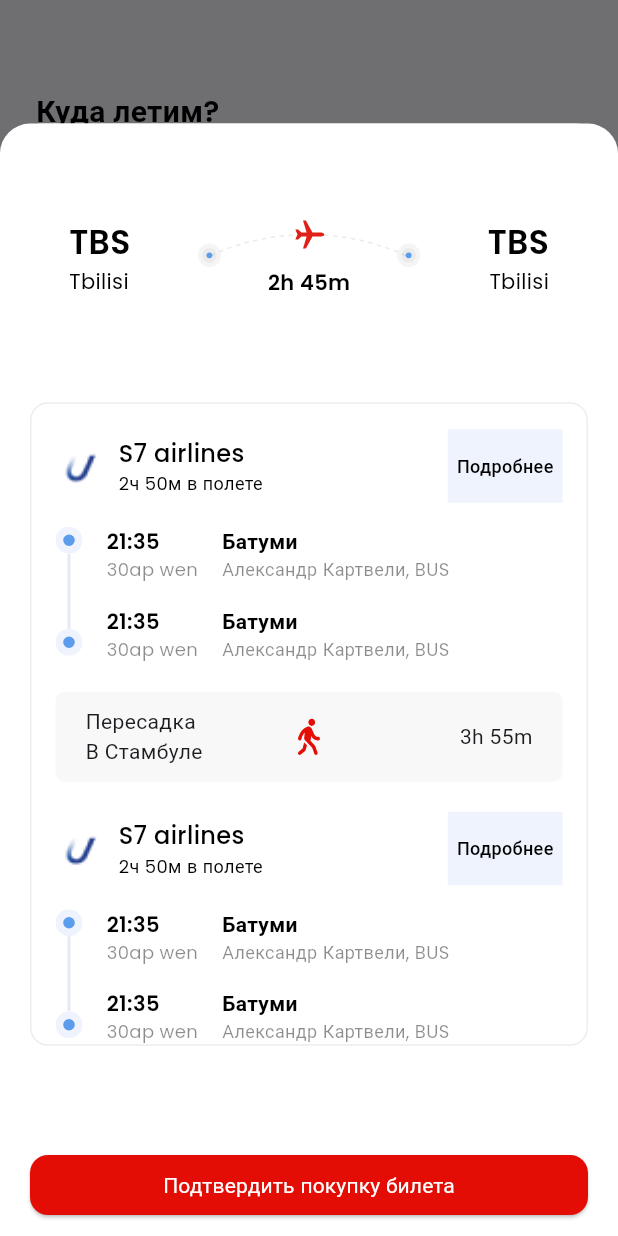
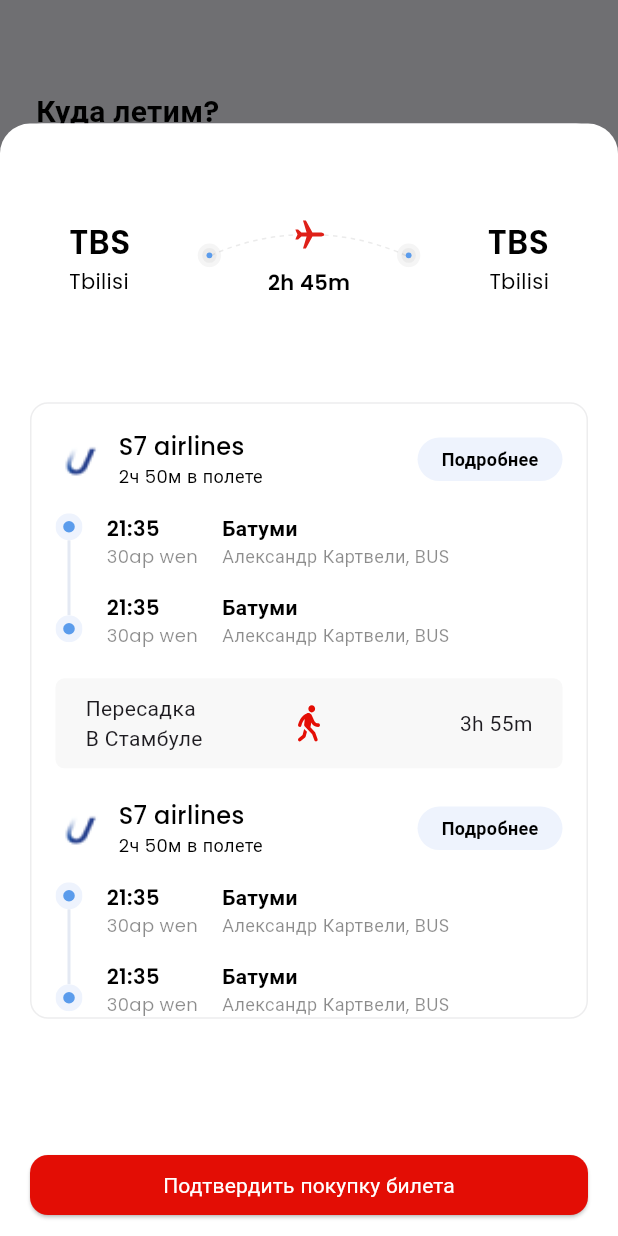
Before and after one commit to forswow/Frifri-2-, a Flutter app: the TicketsSearchResultScreen screen opened directly, after a tap on "Utair", on a phone screen of 412 x 824 dp. Run offline on Flutter 3.47's test engine with Material 3 defaults, Android fonts, the phone set to English and light mode, and no system bars; our stand-ins replace dio, equatable, flutter_bloc, flutter_dotenv, flutter_svg, go_router and 3 more; accounts and stored records are empty; generated files the repository leaves out were written again.

Commit message:
Фикс вёрстки, скруглений

```diff
--- a/lib/src/feature/buy_ticket/presentation/modals/ticket_modal/path_info_header.dart
+++ b/lib/src/feature/buy_ticket/presentation/modals/ticket_modal/path_info_header.dart
@@ -44,13 +44,18 @@ class PathInfoHeader extends StatelessWidget {
             print('1');
           },
           child: Container(
-            padding: const EdgeInsets.fromLTRB(6, 16, 6, 16),
+            padding: const EdgeInsets.fromLTRB(16, 6, 16, 6),
             decoration: const BoxDecoration(
               color: Color(0xFFEEF3FD),
+              borderRadius: BorderRadius.all(Radius.circular(100)),
             ),
-            child: Text("Подробнее",
-                style: AppStyles.textStylePoppins
-                    .copyWith(fontWeight: FontWeight.w500, fontSize: 12)),
+            child: Text(
+              "Подробнее",
+              style: AppStyles.textStylePoppins.copyWith(
+                fontWeight: FontWeight.bold,
+                fontSize: 12,
+              ),
+            ),
           ),
         )
       ],
--- a/lib/src/feature/buy_ticket/presentation/screens/tickets_list/components/ticket_preview_card/ticket_preview_card.dart
+++ b/lib/src/feature/buy_ticket/presentation/screens/tickets_list/components/ticket_preview_card/ticket_preview_card.dart
@@ -4,7 +4,8 @@ import 'package:frifri/src/feature/buy_ticket/presentation/modals/ticket_modal/t
 import 'package:intl/intl.dart';
 
 class TicketPreviewCard extends StatefulWidget {
-  const TicketPreviewCard({super.key,
+  const TicketPreviewCard({
+    super.key,
     required this.companyName,
     required this.iconPath,
     required this.price,
@@ -66,9 +67,16 @@ class _TicketPreviewCardState extends State<TicketPreviewCard> {
             },
             child: Container(
               decoration: BoxDecoration(
-                borderRadius: BorderRadius.circular(15),
-                color: Colors.white,
-              ),
+                  borderRadius: BorderRadius.circular(15),
+                  color: Colors.white,
+                  boxShadow: const <BoxShadow>[
+                    BoxShadow(
+                      color: Color.fromRGBO(18, 18, 18, 0.08),
+                      offset: Offset(0, 16),
+                      blurRadius: 32,
+                      spreadRadius: 0,
+                    ),
+                  ]),
               width: double.infinity,
               height: 122,
               child: Padding(
@@ -117,14 +125,26 @@ class _TicketPreviewCardState extends State<TicketPreviewCard> {
                                 .copyWith(fontSize: 12)),
                       ],
                     ),
-                    const Row(children: [
-                      Text('LED'),
-                      SizedBox(width: 30),
-                      Text("EAR"),
-                      SizedBox(
+                    Row(children: [
+                      Text(
+                        'LED',
+                        style: AppStyles.textStylePoppins.copyWith(
+                          fontSize: 14,
+                          color: Colors.grey,
+                        ),
+                      ),
+                      const SizedBox(width: 30),
+                      Text(
+                        "EAR",
+                        style: AppStyles.textStylePoppins.copyWith(
+                          fontSize: 14,
+                          color: Colors.grey,
+                        ),
+                      ),
+                      const SizedBox(
                         width: 44,
                       ),
-                      Text('1 пересадка VCO'),
+                      const Text('1 пересадка VCO'),
                     ])
                   ],
                 ),
```
